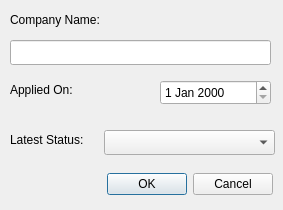
Above: AddEntryDialog.ui from arthurmarkus2013/ApplicationProcessTracker before the change. Below: the same form after it.
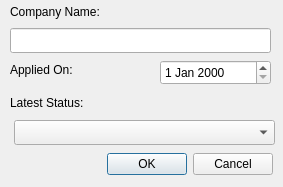
That is the form after the change.

What changed in the file:
```diff
--- a/AddEntryDialog.ui
+++ b/AddEntryDialog.ui
@@ -7,7 +7,7 @@
     <x>0</x>
     <y>0</y>
     <width>283</width>
-    <height>210</height>
+    <height>187</height>
    </rect>
   </property>
   <property name="windowTitle">
@@ -17,20 +17,23 @@
    <property name="geometry">
     <rect>
      <x>10</x>
-     <y>10</y>
-     <width>121</width>
-     <height>20</height>
+     <y>5</y>
+     <width>261</width>
+     <height>16</height>
     </rect>
    </property>
    <property name="text">
     <string>Company Name:</string>
    </property>
+   <property name="alignment">
+    <set>Qt::AlignLeading|Qt::AlignLeft|Qt::AlignTop</set>
+   </property>
   </widget>
   <widget class="QLabel" name="label_2">
    <property name="geometry">
     <rect>
      <x>10</x>
-     <y>80</y>
+     <y>60</y>
      <width>101</width>
      <height>20</height>
     </rect>
@@ -43,8 +46,8 @@
    <property name="geometry">
     <rect>
      <x>10</x>
-     <y>130</y>
-     <width>101</width>
+     <y>93</y>
+     <width>261</width>
      <height>20</height>
     </rect>
    </property>
@@ -56,7 +59,7 @@
    <property name="geometry">
     <rect>
      <x>10</x>
-     <y>40</y>
+     <y>28</y>
      <width>261</width>
      <height>25</height>
     </rect>
@@ -66,7 +69,7 @@
    <property name="geometry">
     <rect>
      <x>160</x>
-     <y>80</y>
+     <y>60</y>
      <width>111</width>
      <height>25</height>
     </rect>
@@ -75,9 +78,9 @@
   <widget class="QComboBox" name="latestStatus">
    <property name="geometry">
     <rect>
-     <x>104</x>
-     <y>130</y>
-     <width>171</width>
+     <x>14</x>
+     <y>120</y>
+     <width>261</width>
      <height>25</height>
     </rect>
    </property>
@@ -86,7 +89,7 @@
    <property name="geometry">
     <rect>
      <x>80</x>
-     <y>170</y>
+     <y>150</y>
      <width>193</width>
      <height>29</height>
     </rect>
```
Left out of the diff: 6 changed lines with no effect on the pictures.
